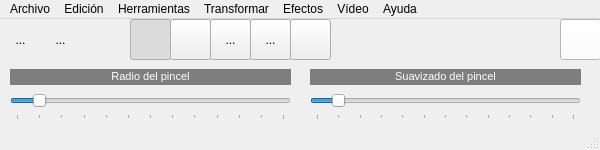
First picture: the form in mainwindow.ui, repository Scandel6/fotopaint, before the edit.
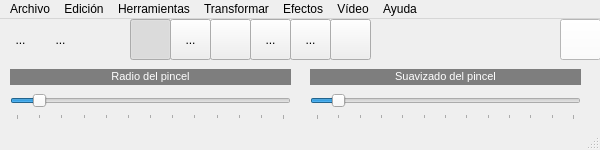
Second picture: the form after the edit. Icons and pictures are not drawn.

What changed in the file:
```diff
--- a/mainwindow.ui
+++ b/mainwindow.ui
@@ -245,7 +245,7 @@
    <widget class="QToolButton" name="toolButton_5">
     <property name="geometry">
      <rect>
-      <x>170</x>
+      <x>210</x>
       <y>0</y>
       <width>41</width>
       <height>41</height>
@@ -274,7 +274,7 @@
    <widget class="QToolButton" name="toolButton_6">
     <property name="geometry">
      <rect>
-      <x>290</x>
+      <x>330</x>
       <y>0</y>
       <width>41</width>
       <height>41</height>
@@ -319,7 +319,7 @@
    <widget class="QToolButton" name="toolButton_7">
     <property name="geometry">
      <rect>
-      <x>210</x>
+      <x>250</x>
       <y>0</y>
       <width>41</width>
       <height>41</height>
@@ -342,7 +342,7 @@
    <widget class="QToolButton" name="toolButton_8">
     <property name="geometry">
      <rect>
-      <x>250</x>
+      <x>290</x>
       <y>0</y>
       <width>41</width>
       <height>41</height>
@@ -362,6 +362,35 @@
      <bool>true</bool>
     </property>
    </widget>
+   <widget class="QToolButton" name="toolButton_9">
+    <property name="geometry">
+     <rect>
+      <x>170</x>
+      <y>0</y>
+      <width>41</width>
+      <height>41</height>
+     </rect>
+    </property>
+    <property name="text">
+     <string>...</string>
+    </property>
+    <property name="icon">
+     <iconset>
+      <normaloff>imagenes/arcoiris.png</normaloff>imagenes/arcoiris.png</iconset>
+    </property>
+    <property name="iconSize">
+     <size>
+      <width>32</width>
+      <height>32</height>
+     </size>
+    </property>
+    <property name="checkable">
+     <bool>true</bool>
+    </property>
+    <property name="autoExclusive">
+     <bool>true</bool>
+    </property>
+   </widget>
   </widget>
   <widget class="QMenuBar" name="menuBar">
    <property name="geometry">
```
Left out of the diff: 6 changed lines with no effect on the pictures.
